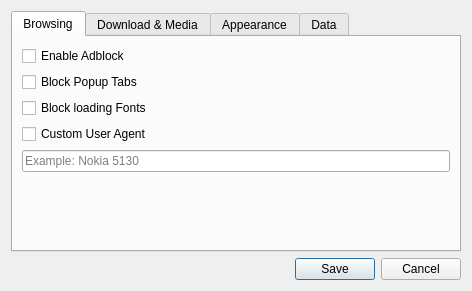
ksharindam/quartz-browser-qt5, file files/settings_dialog.ui: the form before one commit.
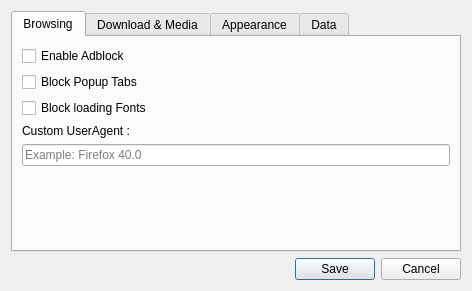
The form after the commit.

The edit to the form file:
```diff
--- a/files/settings_dialog.ui
+++ b/files/settings_dialog.ui
@@ -39,20 +39,13 @@
         </widget>
        </item>
        <item row="4" column="0" colspan="2">
-        <widget class="QCheckBox" name="checkUserAgent">
-         <property name="text">
-          <string>Custom User Agent</string>
-         </property>
-        </widget>
-       </item>
-       <item row="5" column="0" colspan="2">
         <widget class="QLineEdit" name="useragentEdit">
          <property name="placeholderText">
-          <string>Example: Nokia 5130</string>
+          <string>Example: Firefox 40.0</string>
          </property>
         </widget>
        </item>
-       <item row="8" column="0" colspan="2">
+       <item row="7" column="0" colspan="2">
         <spacer name="verticalSpacer">
          <property name="orientation">
           <enum>Qt::Vertical</enum>
@@ -75,6 +68,13 @@
          </property>
         </widget>
        </item>
+       <item row="3" column="0">
+        <widget class="QLabel" name="label_UserAgent">
+         <property name="text">
+          <string>Custom UserAgent :</string>
+         </property>
+        </widget>
+       </item>
       </layout>
      </widget>
      <widget class="QWidget" name="downloadTab">
```
